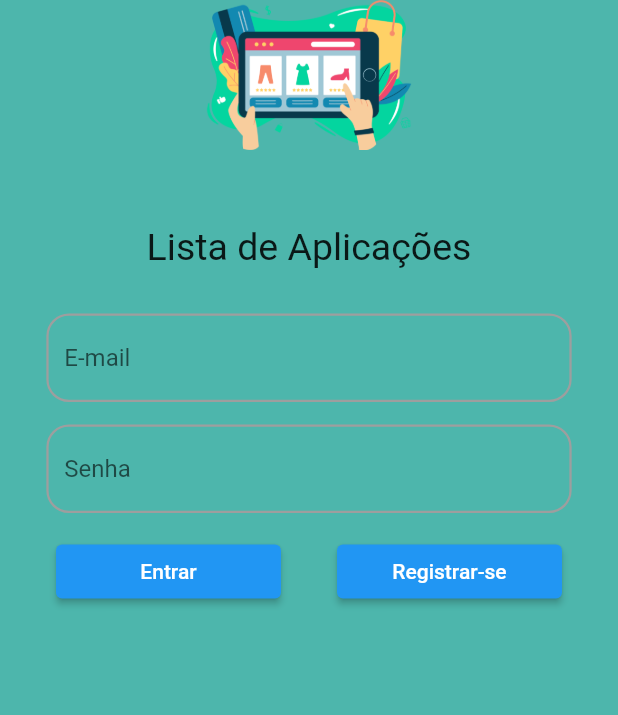
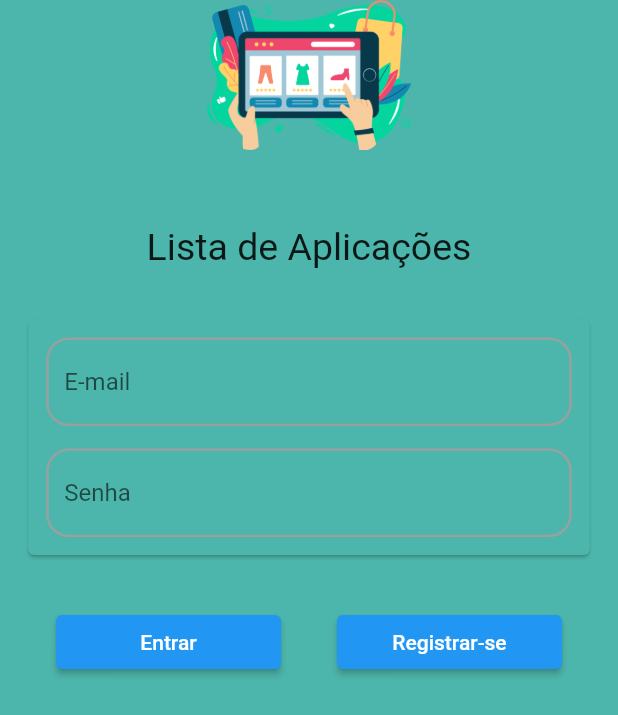
Before and after one commit to matheusfellipe/shopcom-flutter, a Flutter app: the screen it shows after launch, on a phone screen of 412 x 824 dp. Shown: the top 715 px of the screen. Run offline on Flutter 3.47's test engine with Material 2 defaults, Android fonts, the light colour scheme and no system bars.

Commit message:
implementing login screen

```diff
--- a/lib/screen/login_screen_new.dart
+++ b/lib/screen/login_screen_new.dart
@@ -34,13 +34,23 @@ class LoginScreenNew extends StatelessWidget {
             const SizedBox(
               height: 30,
             ),
-            textFormItem(context, 'E-mail', false),
+            Card(
+              color: Colors.teal.shade300,
+              child: Padding(
+                padding: const EdgeInsets.all(12.0),
+                child: Column(
+                  children: [
+                    textFormItem(context, 'E-mail', false),
+                    const SizedBox(
+                      height: 15,
+                    ),
+                    textFormItem(context, 'Senha', false),
+                  ],
+                ),
+              ),
+            ),
             const SizedBox(
-              height: 15,
-            ),
-            textFormItem(context, 'Senha', false),
-            const SizedBox(
-              height: 15,
+              height: 30,
             ),
             Row(mainAxisAlignment: MainAxisAlignment.spaceEvenly, children: [
               SizedBox(
```
